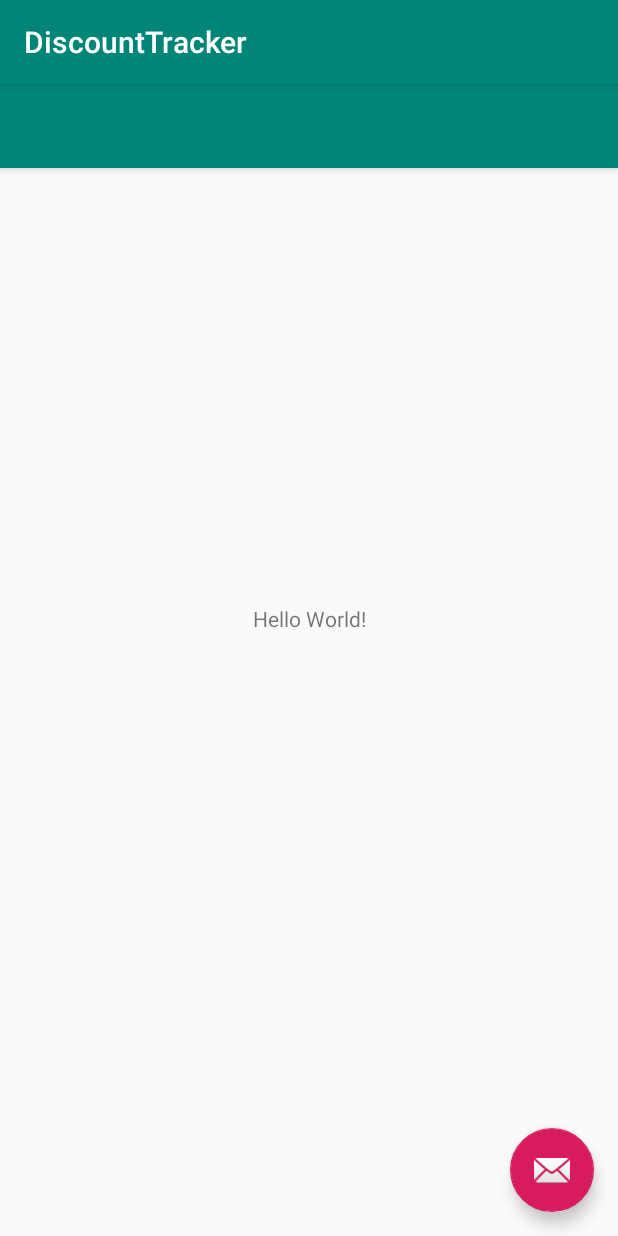
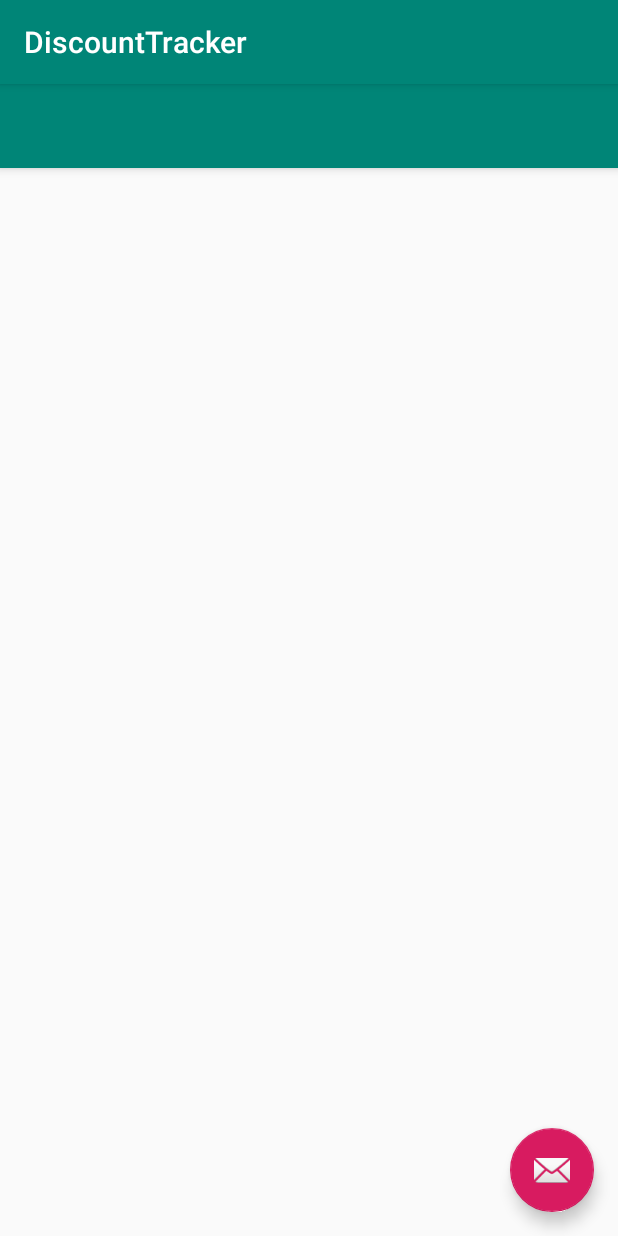
Before and after one commit to milanhinic/pma-app, an Android app: the MainActivity screen opened directly, with no data from a screen before it, on a phone screen of 412 x 824 dp. Run offline under Robolectric (Android 15) with nearby library versions, the phone set to English and light mode, and no system bars.

```diff
--- a/app/src/main/java/com/example/pmaproject/MainActivity.java
+++ b/app/src/main/java/com/example/pmaproject/MainActivity.java
@@ -13,9 +13,9 @@ public class MainActivity extends AppCompatActivity {
         setContentView(R.layout.activity_main);
 
 
-       Intent intent = new Intent(getApplicationContext(), ListViewActivity.class);
-        startActivity(intent);
-
+//       Intent intent = new Intent(getApplicationContext(), ListViewActivity.class);
+//        startActivity(intent);
+//
 //        Intent intent = new Intent(getApplicationContext(), MapActivity.class);
 //        startActivity(intent);
 
--- a/app/src/main/res/layout/activity_main.xml
+++ b/app/src/main/res/layout/activity_main.xml
@@ -9,14 +9,14 @@
     >
     <include
         layout="@layout/activity_navigation" />
-    <TextView
-        android:layout_width="wrap_content"
-        android:layout_height="wrap_content"
-        android:text="Hello World!"
-        app:layout_constraintBottom_toBottomOf="parent"
-        app:layout_constraintLeft_toLeftOf="parent"
-        app:layout_constraintRight_toRightOf="parent"
-        app:layout_constraintTop_toTopOf="parent" />
+    <!--<TextView-->
+        <!--android:layout_width="wrap_content"-->
+        <!--android:layout_height="wrap_content"-->
+        <!--android:text="Hello World!"-->
+        <!--app:layout_constraintBottom_toBottomOf="parent"-->
+        <!--app:layout_constraintLeft_toLeftOf="parent"-->
+        <!--app:layout_constraintRight_toRightOf="parent"-->
+        <!--app:layout_constraintTop_toTopOf="parent" />-->
 
 
 </androidx.constraintlayout.widget.ConstraintLayout>
--- a/build.gradle
+++ b/build.gradle
@@ -8,6 +8,7 @@ buildscript {
     }
     dependencies {
         classpath 'com.android.tools.build:gradle:3.3.1'
+        classpath 'com.google.gms:google-services:4.2.0'
 
         // NOTE: Do not place your application dependencies here; they belong
         // in the individual module build.gradle files
```
Also changed, not shown: app/build.gradle (+8 -0 lines), 1 other file.
